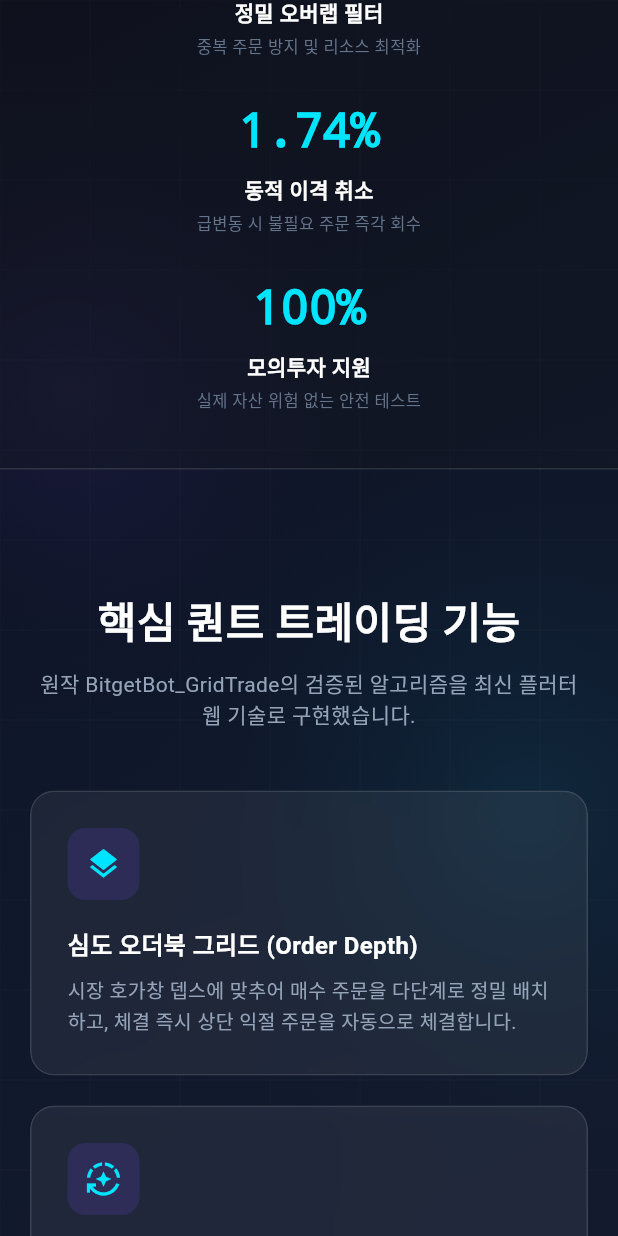
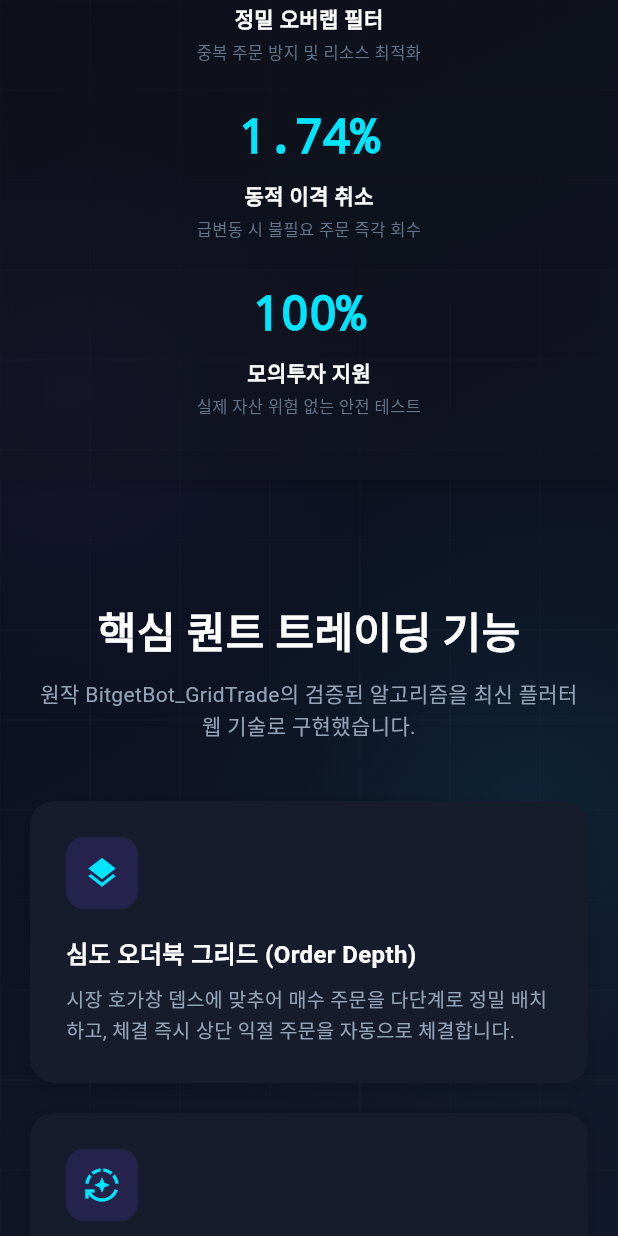
Before and after one commit to PinTrees/DepthTrade, a Flutter app: the screen it shows after launch, scrolled down 1152 dp, on a phone screen of 412 x 824 dp. Run offline on Flutter 3.47's test engine with Material 3 defaults, Android fonts, the phone set to English and light mode, and no system bars; our stand-ins replace cloud_firestore, firebase_auth, firebase_core; accounts and stored records are empty; Roboto replaces fonts that are missing (SF).

Commit message:
feat: complete borderless design overhaul based on AI UI/UX design skill

```diff
--- a/lib/page/landing/landing_page.dart
+++ b/lib/page/landing/landing_page.dart
@@ -66,7 +66,7 @@ class _LandingPageState extends State<LandingPage> {
     );
   }
 
-  // 1. Navigation Bar
+  // 1. Navigation Bar (아웃라인 제거, 은은한 배경)
   Widget _buildNavBar(bool isDesktop) {
     return Container(
       padding: EdgeInsets.symmetric(
@@ -75,7 +75,7 @@ class _LandingPageState extends State<LandingPage> {
       ),
       decoration: BoxDecoration(
         color: AppColor.backgroundCard.withValues(alpha: 0.6),
-        border: Border(bottom: BorderSide(color: AppColor.glassBorder)),
+        boxShadow: AppColor.subtleShadow,
       ),
       child: Row(
         mainAxisAlignment: MainAxisAlignment.spaceBetween,
@@ -135,7 +135,7 @@ class _LandingPageState extends State<LandingPage> {
     );
   }
 
-  // 2. Hero Section
+  // 2. Hero Section (아웃라인 제거)
   Widget _buildHeroSection(bool isDesktop) {
     return Padding(
       padding: EdgeInsets.symmetric(
@@ -144,15 +144,12 @@ class _LandingPageState extends State<LandingPage> {
       ),
       child: Column(
         children: [
-          // Cyber Badge
+          // Cyber Badge (아웃라인 제거, 은은한 배경)
           Container(
             padding: const EdgeInsets.symmetric(horizontal: 16, vertical: 8),
             decoration: BoxDecoration(
               color: AppColor.primary.withValues(alpha: 0.15),
               borderRadius: BorderRadius.circular(30),
-              border: Border.all(
-                color: AppColor.primary.withValues(alpha: 0.4),
-              ),
             ),
             child: const Row(
               mainAxisSize: MainAxisSize.min,
@@ -224,12 +221,13 @@ class _LandingPageState extends State<LandingPage> {
     );
   }
 
-  // Terminal Preview Card
+  // Terminal Preview Card (아웃라인 제거, 레이어드 서피스)
   Widget _buildTerminalPreview(bool isDesktop) {
     return ConstrainedBox(
       constraints: const BoxConstraints(maxWidth: 960),
       child: GlassContainer(
-        padding: const EdgeInsets.all(20),
+        padding: const EdgeInsets.all(22),
+        color: AppColor.cardSurface,
         child: Column(
           children: [
             // Window Header Bar
@@ -252,7 +250,7 @@ class _LandingPageState extends State<LandingPage> {
                 const Spacer(),
                 Container(
                   padding:
-                      const EdgeInsets.symmetric(horizontal: 10, vertical: 3),
+                      const EdgeInsets.symmetric(horizontal: 10, vertical: 4),
                   decoration: BoxDecoration(
                     color: AppColor.longGreen.withValues(alpha: 0.15),
                     borderRadius: BorderRadius.circular(12),
@@ -276,7 +274,7 @@ class _LandingPageState extends State<LandingPage> {
                 ),
               ],
             ),
-            const Divider(color: Colors.white10, height: 24),
+            const SizedBox(height: 20),
 
             // Mockup Content Rows
             Wrap(
@@ -327,11 +325,10 @@ class _LandingPageState extends State<LandingPage> {
       String title, String val, Color color, bool isDesktop) {
     return Container(
       width: isDesktop ? 200 : 140,
-      padding: const EdgeInsets.all(12),
+      padding: const EdgeInsets.all(14),
       decoration: BoxDecoration(
-        color: Colors.black.withValues(alpha: 0.3),
-        borderRadius: BorderRadius.circular(10),
-        border: Border.all(color: Colors.white10),
+        color: AppColor.inputSurface, // 아웃라인 제거, 차분한 레이어 서피스
+        borderRadius: BorderRadius.circular(12),
       ),
       child: Column(
         crossAxisAlignment: CrossAxisAlignment.start,
@@ -354,18 +351,16 @@ class _LandingPageState extends State<LandingPage> {
     );
   }
 
-  // 3. Stats Section
+  // 3. Stats Section (아웃라인 제거)
   Widget _buildStatsSection(bool isDesktop) {
     return Container(
       padding: EdgeInsets.symmetric(
         horizontal: isDesktop ? 80 : 20,
-        vertical: 36,
+        vertical: 40,
       ),
       decoration: BoxDecoration(
         color: AppColor.backgroundCard.withValues(alpha: 0.5),
-        border: Border.symmetric(
-          horizontal: BorderSide(color: AppColor.glassBorder),
-        ),
+        boxShadow: AppColor.subtleShadow,
       ),
       child: Center(
         child: ConstrainedBox(
@@ -498,6 +493,7 @@ class _LandingPageState extends State<LandingPage> {
     return GlassContainer(
       width: isDesktop ? 490 : double.infinity,
       padding: const EdgeInsets.all(24),
+      color: AppColor.cardSurface, // 아웃라인 제거, 고급스러운 솔리드 글래스 서피스
       child: Column(
         crossAxisAlignment: CrossAxisAlignment.start,
         children: [
@@ -532,7 +528,7 @@ class _LandingPageState extends State<LandingPage> {
     );
   }
 
-  // 5. Workflow Section
+  // 5. Workflow Section (아웃라인 제거)
   Widget _buildWorkflowSection(bool isDesktop) {
     return Padding(
       padding: EdgeInsets.symmetric(horizontal: isDesktop ? 60 : 20),
@@ -589,11 +585,11 @@ class _LandingPageState extends State<LandingPage> {
   }) {
     return Container(
       width: isDesktop ? 290 : double.infinity,
-      padding: const EdgeInsets.all(22),
+      padding: const EdgeInsets.all(24),
       decoration: BoxDecoration(
-        color: AppColor.glassBackground,
+        color: AppColor.cardSurface, // 아웃라인 제거
         borderRadius: BorderRadius.circular(16),
-        border: Border.all(color: AppColor.glassBorder),
+        boxShadow: AppColor.subtleShadow,
       ),
       child: Column(
         crossAxisAlignment: CrossAxisAlignment.start,
@@ -630,7 +626,7 @@ class _LandingPageState extends State<LandingPage> {
     );
   }
 
-  // 6. CTA Banner Section
+  // 6. CTA Banner Section (아웃라인 제거)
   Widget _buildCtaBannerSection(bool isDesktop) {
     return Padding(
       padding: EdgeInsets.symmetric(horizontal: isDesktop ? 60 : 20),
@@ -649,10 +645,6 @@ class _LandingPageState extends State<LandingPage> {
                 end: Alignment.bottomRight,
               ),
               borderRadius: BorderRadius.circular(24),
-              border: Border.all(
-                color: AppColor.primary.withValues(alpha: 0.4),
-                width: 1.5,
-              ),
               boxShadow: [
                 BoxShadow(
                   color: AppColor.primary.withValues(alpha: 0.25),
@@ -694,14 +686,13 @@ class _LandingPageState extends State<LandingPage> {
     );
   }
 
-  // 7. Footer
+  // 7. Footer (아웃라인 제거)
   Widget _buildFooter() {
     return Container(
       width: double.infinity,
       padding: const EdgeInsets.symmetric(vertical: 30, horizontal: 24),
       decoration: BoxDecoration(
         color: Colors.black.withValues(alpha: 0.4),
-        border: Border(top: BorderSide(color: AppColor.glassBorder)),
       ),
       child: const Column(
         children: [
--- a/lib/style/app_color.dart
+++ b/lib/style/app_color.dart
@@ -13,16 +13,19 @@ class AppColor {
   static const Color warning = Color(0xFFFFB300); // Amber warning
   static const Color neutral = Color(0xFF94A3B8); // Slate grey
 
-  // Dark Cyber Backgrounds
+  // Layered Surfaces (아웃라인 없는 자연스러운 깊이감 계층)
   static const Color background = Color(0xFF0B0E17);
   static const Color backgroundCard = Color(0xFF131722);
-  static const Color backgroundSurface = Color(0xFF1E2230);
+  static const Color backgroundSurface = Color(0xFF1A2030);
+  static const Color cardSurface = Color(0xFF161C2C);
+  static const Color elevatedSurface = Color(0xFF1E263B);
+  static const Color inputSurface = Color(0xFF111523);
 
   static const LinearGradient backgroundGradient = LinearGradient(
     colors: [
-      Color(0xFF0A0D18),
-      Color(0xFF0F172A),
-      Color(0xFF131A2E),
+      Color(0xFF080B14),
+      Color(0xFF0D1222),
+      Color(0xFF12182B),
     ],
     begin: Alignment.topLeft,
     end: Alignment.bottomRight,
@@ -46,17 +49,33 @@ class AppColor {
     end: Alignment.bottomRight,
   );
 
-  // Glassmorphism styling
-  static Color glassBackground = Colors.white.withValues(alpha: 0.06);
-  static Color glassBackgroundActive = Colors.white.withValues(alpha: 0.12);
-  static Color glassBorder = Colors.white.withValues(alpha: 0.12);
-  static Color glassBorderHighlight = const Color(0xFF7C4DFF).withValues(alpha: 0.4);
+  // Glassmorphism styling (아웃라인 제거, 은은한 배경과 소프트 섀도우)
+  static Color glassBackground = Colors.white.withValues(alpha: 0.05);
+  static Color glassBackgroundActive = Colors.white.withValues(alpha: 0.10);
+  static Color glassBorder = Colors.transparent; // 아웃라인 제거
+  static Color glassBorderHighlight = Colors.transparent; // 아웃라인 제거
+  static Color cardBorder = Colors.transparent; // 아웃라인 제거
+
+  // Soft depth shadows for borderless elevation
+  static List<BoxShadow> elevationShadow = [
+    BoxShadow(
+      color: Colors.black.withValues(alpha: 0.25),
+      blurRadius: 18,
+      spreadRadius: 0,
+      offset: const Offset(0, 6),
+    ),
+  ];
+
+  static List<BoxShadow> subtleShadow = [
+    BoxShadow(
+      color: Colors.black.withValues(alpha: 0.15),
+      blurRadius: 10,
+      offset: const Offset(0, 3),
+    ),
+  ];
 
   // Text colors
   static const Color textPrimary = Colors.white;
   static const Color textSecondary = Color(0xFF94A3B8);
   static const Color textDisabled = Color(0xFF64748B);
-
-  // Card Borders
-  static Color cardBorder = Colors.white.withValues(alpha: 0.08);
 }
--- a/lib/style/app_theme.dart
+++ b/lib/style/app_theme.dart
@@ -14,18 +14,21 @@ class AppTheme {
     ),
     fontFamily: 'SF',
     cardTheme: CardThemeData(
-      color: AppColor.glassBackground,
-      elevation: 0,
+      color: AppColor.cardSurface,
+      elevation: 4,
+      shadowColor: Colors.black.withValues(alpha: 0.3),
       shape: RoundedRectangleBorder(
         borderRadius: BorderRadius.circular(16),
-        side: BorderSide(color: AppColor.glassBorder, width: 1),
+        side: BorderSide.none, // 아웃라인 제거
       ),
     ),
     dialogTheme: DialogThemeData(
-      backgroundColor: AppColor.backgroundCard,
+      backgroundColor: AppColor.cardSurface,
+      elevation: 16,
+      shadowColor: Colors.black.withValues(alpha: 0.5),
       shape: RoundedRectangleBorder(
         borderRadius: BorderRadius.circular(20),
-        side: BorderSide(color: AppColor.glassBorder, width: 1),
+        side: BorderSide.none, // 아웃라인 제거
       ),
     ),
   );
--- a/lib/widget/glass_container.dart
+++ b/lib/widget/glass_container.dart
@@ -9,9 +9,8 @@ class GlassContainer extends StatelessWidget {
   final double radius;
   final EdgeInsetsGeometry? padding;
   final EdgeInsetsGeometry? margin;
-  final double stroke;
   final Color? color;
-  final Color? borderColor;
+  final List<BoxShadow>? shadows;
   final VoidCallback? onTap;
 
   const GlassContainer({
@@ -22,32 +21,34 @@ class GlassContainer extends StatelessWidget {
     this.radius = 16,
     this.padding = const EdgeInsets.all(16.0),
     this.margin,
-    this.stroke = 1.0,
     this.color,
-    this.borderColor,
+    this.shadows,
     this.onTap,
   });
 
   @override
   Widget build(BuildContext context) {
-    Widget content = ClipRRect(
+    Widget content = Container(
+      width: width,
+      height: height,
+      margin: margin,
+      decoration: BoxDecoration(
+        borderRadius: BorderRadius.circular(radius),
+        boxShadow: shadows ?? AppColor.subtleShadow, // 아웃라인 대신 부드러운 음영 깊이감
+      ),
+      child: ClipRRect(
         borderRadius: BorderRadius.circular(radius),
         child: BackdropFilter(
           filter: ImageFilter.blur(sigmaX: 16, sigmaY: 16),
           child: Container(
-          width: width,
-          height: height,
-          margin: margin,
             padding: padding,
             decoration: BoxDecoration(
               color: color ?? AppColor.glassBackground,
               borderRadius: BorderRadius.circular(radius),
-            border: Border.all(
-              color: borderColor ?? AppColor.glassBorder,
-              width: stroke,
-            ),
+              // border 아웃라인 완전 제거
             ),
             child: child,
+          ),
         ),
       ),
     );
--- a/lib/widget/glass_input_field.dart
+++ b/lib/widget/glass_input_field.dart
@@ -41,9 +41,8 @@ class GlassInputField extends StatelessWidget {
         const SizedBox(height: 6),
         Container(
           decoration: BoxDecoration(
-            color: AppColor.glassBackground,
-            borderRadius: BorderRadius.circular(10),
-            border: Border.all(color: AppColor.glassBorder),
+            color: AppColor.inputSurface, // 아웃라인 제거, 은은하고 차분한 인풋 서피스
+            borderRadius: BorderRadius.circular(12),
           ),
           child: TextField(
             controller: controller,
```
Also changed, not shown: lib/page/dashboard/dashboard_page.dart (+6 -8 lines), lib/page/dashboard/widgets/account_stat_card.dart (+3 -4 lines), lib/page/dashboard/widgets/api_setting_dialog.dart (+9 -13 lines), lib/page/dashboard/widgets/backtest_view.dart (+5 -8 lines), lib/page/dashboard/widgets/order_table_view.dart (+14 -6 lines), lib/page/dashboard/widgets/trade_editor_panel.dart (+2 -5 lines), lib/widget/google_glass_button.dart (+2 -7 lines), 1 other file. Lines whose indentation alone changed are shown as unchanged.
